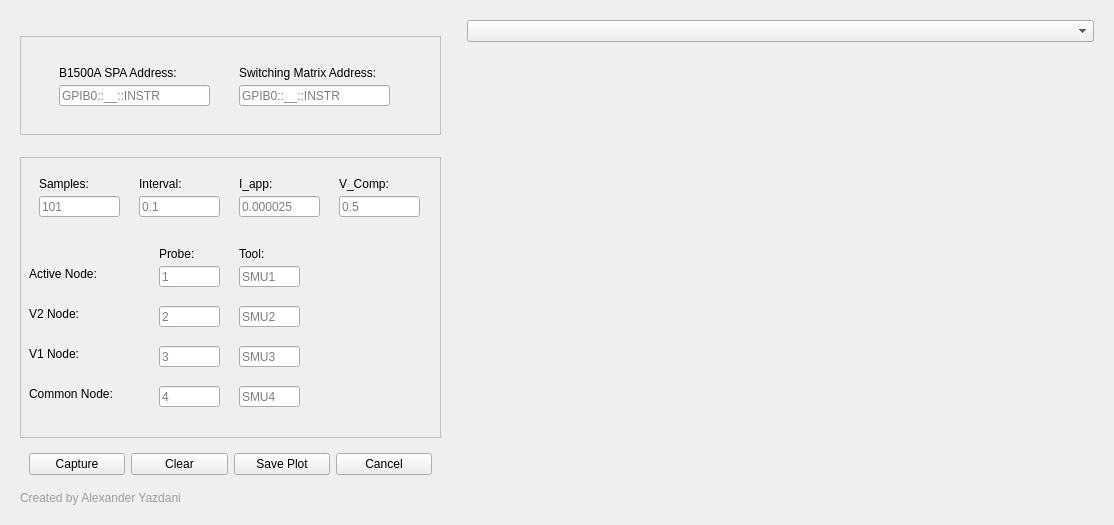
This is DC_Sampling_GUI_4Probe_backend.ui in Alexyazdani/GUI_Testing as Qt 5 draws it before an edit. The edited form follows.
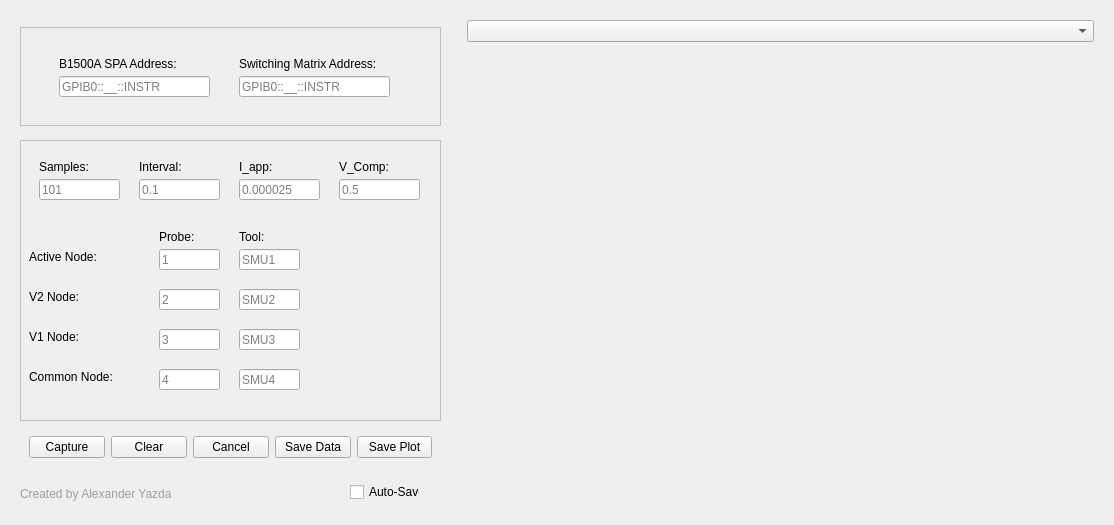
This is the edited form.

```diff
--- a/DC_Sampling_GUI_4Probe_backend.ui
+++ b/DC_Sampling_GUI_4Probe_backend.ui
@@ -505,13 +505,6 @@
            </property>
           </widget>
          </item>
-         <item>
-          <widget class="QPushButton" name="save_button">
-           <property name="text">
-            <string>Save Plot</string>
-           </property>
-          </widget>
-         </item>
          <item>
           <widget class="QPushButton" name="cancel_button">
            <property name="text">
@@ -519,6 +512,20 @@
            </property>
           </widget>
          </item>
+         <item>
+          <widget class="QPushButton" name="save_data_button">
+           <property name="text">
+            <string>Save Data</string>
+           </property>
+          </widget>
+         </item>
+         <item>
+          <widget class="QPushButton" name="save_button">
+           <property name="text">
+            <string>Save Plot</string>
+           </property>
+          </widget>
+         </item>
         </layout>
        </widget>
       </item>
@@ -536,7 +543,22 @@
        </spacer>
       </item>
       <item>
+       <widget class="QWidget" name="widget_7" native="true">
+        <property name="minimumSize">
+         <size>
+          <width>411</width>
+          <height>31</height>
+         </size>
+        </property>
        <widget class="QLabel" name="name_label">
+         <property name="geometry">
+          <rect>
+           <x>0</x>
+           <y>10</y>
+           <width>151</width>
+           <height>20</height>
+          </rect>
+         </property>
         <property name="styleSheet">
          <string notr="true">font: 75 8pt &quot;Myanmar Text&quot;;
 color: rgb(158, 158, 158);
@@ -545,6 +567,20 @@
         <property name="text">
          <string>Created by Alexander Yazdani</string>
         </property>
+        </widget>
+        <widget class="QCheckBox" name="save_checkBox">
+         <property name="geometry">
+          <rect>
+           <x>330</x>
+           <y>8</y>
+           <width>70</width>
+           <height>20</height>
+          </rect>
+         </property>
+         <property name="text">
+          <string>Auto-Save</string>
+         </property>
+        </widget>
        </widget>
       </item>
      </layout>
```
Lines whose indentation alone changed are shown as unchanged.
